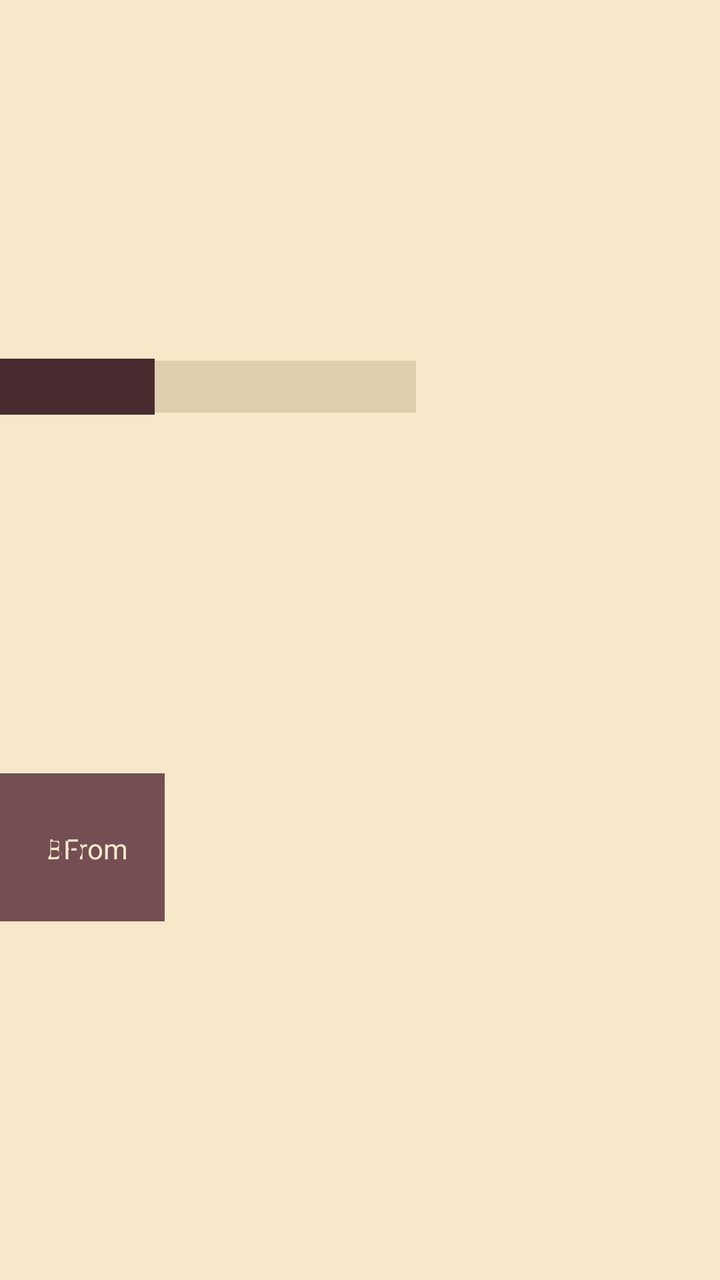
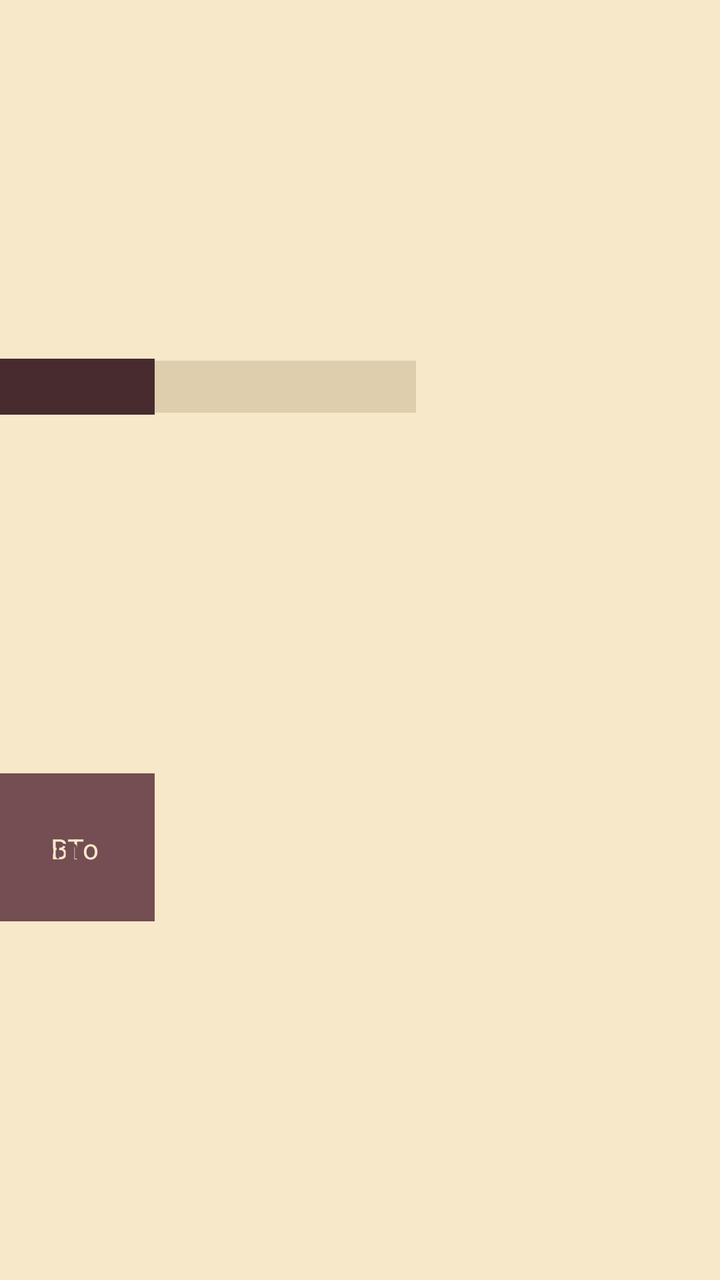

Screens rendered from an Android XML layout before and after an edit, with the pre-edit source and the edit as a unified diff.
<!-- AndroidManifest.xml: application theme Theme.CIS183_FinalProject -->
<!-- res/layout/moves_cell.xml -->
<?xml version="1.0" encoding="utf-8"?>
<androidx.constraintlayout.widget.ConstraintLayout xmlns:android="http://schemas.android.com/apk/res/android"
    xmlns:app="http://schemas.android.com/apk/res-auto"
    xmlns:tools="http://schemas.android.com/tools"
    android:layout_width="695dp"
    android:layout_height="98dp"
    android:background="#f7e8ca">

    <androidx.constraintlayout.widget.ConstraintLayout
        android:id="@+id/constraintLayout2"
        android:layout_width="211dp"
        android:layout_height="74dp"
        android:layout_marginStart="14dp"
        android:layout_marginEnd="278dp"
        android:background="#744E52"
        app:layout_constraintBottom_toBottomOf="parent"
        app:layout_constraintEnd_toEndOf="parent"
        app:layout_constraintStart_toEndOf="@+id/tv__v_moves_cell_uFrom"
        app:layout_constraintTop_toBottomOf="@+id/constraintLayout3">

        <TextView
            android:id="@+id/tv__v_moves_cell_bTo"
            android:layout_width="wrap_content"
            android:layout_height="wrap_content"
            android:layout_marginStart="16dp"
            android:layout_marginTop="28dp"
            android:layout_marginBottom="27dp"
            android:text="BTo"
            android:textColor="#f7e8ca"
            app:layout_constraintBottom_toBottomOf="parent"
            app:layout_constraintStart_toStartOf="parent"
            app:layout_constraintTop_toTopOf="parent" />

        <ImageView
            android:id="@+id/imageView2"
            android:layout_width="42dp"
            android:layout_height="32dp"
            android:layout_marginTop="20dp"
            android:layout_marginEnd="30dp"
            android:layout_marginBottom="22dp"
            app:layout_constraintBottom_toBottomOf="parent"
            app:layout_constraintEnd_toStartOf="@+id/tv__v_moves_cell_bFrom"
            app:layout_constraintTop_toTopOf="parent"
            app:srcCompat="@drawable/light_arrow" />

        <TextView
            android:id="@+id/tv__v_moves_cell_bFrom"
            android:layout_width="wrap_content"
            android:layout_height="wrap_content"
            android:layout_marginTop="28dp"
            android:layout_marginEnd="18dp"
            android:layout_marginBottom="27dp"
            android:text="BFrom"
            android:textColor="#f7e8ca"
            app:layout_constraintBottom_toBottomOf="parent"
            app:layout_constraintEnd_toEndOf="parent"
            app:layout_constraintTop_toTopOf="parent" />

    </androidx.constraintlayout.widget.ConstraintLayout>

    <androidx.constraintlayout.widget.ConstraintLayout
        android:id="@+id/constraintLayout"
        android:layout_width="207dp"
        android:layout_height="26dp"
        android:layout_marginStart="1dp"
        android:background="#decead"
        app:layout_constraintBottom_toTopOf="@+id/constraintLayout2"
        app:layout_constraintStart_toStartOf="parent"
        app:layout_constraintTop_toTopOf="parent">

        <TextView
            android:id="@+id/tv_v_moves_cell_turn"
            android:layout_width="wrap_content"
            android:layout_height="wrap_content"
            android:layout_marginStart="16dp"
            android:layout_marginTop="3dp"
            android:layout_marginEnd="154dp"
            android:layout_marginBottom="4dp"
            android:text="Turn#"
            android:textColor="#482B2E"
            app:layout_constraintBottom_toBottomOf="parent"
            app:layout_constraintEnd_toEndOf="parent"
            app:layout_constraintStart_toStartOf="parent"
            app:layout_constraintTop_toTopOf="parent" />
    </androidx.constraintlayout.widget.ConstraintLayout>

    <androidx.constraintlayout.widget.ConstraintLayout
        android:id="@+id/constraintLayout3"
        android:layout_width="206dp"
        android:layout_height="28dp"
        android:layout_marginEnd="283dp"
        android:background="#482B2E"
        app:layout_constraintBottom_toTopOf="@+id/constraintLayout2"
        app:layout_constraintEnd_toEndOf="parent"
        app:layout_constraintTop_toTopOf="parent" />

    <TextView
        android:id="@+id/tv__v_moves_cell_uTo"
        android:layout_width="wrap_content"
        android:layout_height="wrap_content"
        android:layout_marginStart="17dp"
        android:layout_marginTop="27dp"
        android:layout_marginBottom="26dp"
        android:text="UTo"
        android:textColor="#744E52"
        app:layout_constraintBottom_toBottomOf="parent"
        app:layout_constraintStart_toStartOf="parent"
        app:layout_constraintTop_toBottomOf="@+id/constraintLayout" />

    <TextView
        android:id="@+id/tv__v_moves_cell_uFrom"
        android:layout_width="wrap_content"
        android:layout_height="wrap_content"
        android:layout_marginStart="25dp"
        android:layout_marginTop="27dp"
        android:layout_marginBottom="26dp"
        android:text="UFrom"
        android:textColor="#744E52"
        app:layout_constraintBottom_toBottomOf="parent"
        app:layout_constraintStart_toEndOf="@+id/imageView"
        app:layout_constraintTop_toBottomOf="@+id/constraintLayout" />

    <ImageView
        android:id="@+id/imageView"
        android:layout_width="42dp"
        android:layout_height="32dp"
        android:layout_marginTop="20dp"
        android:layout_marginEnd="25dp"
        android:layout_marginBottom="20dp"
        app:layout_constraintBottom_toBottomOf="parent"
        app:layout_constraintEnd_toStartOf="@+id/tv__v_moves_cell_uFrom"
        app:layout_constraintTop_toBottomOf="@+id/constraintLayout"
        app:srcCompat="@drawable/dark_arrow" />

</androidx.constraintlayout.widget.ConstraintLayout>
<!-- resources referenced by this layout -->
<resources>
  <!-- drawable dark_arrow: png bitmap (drawable, 1392 bytes) -->
  <!-- drawable light_arrow: png bitmap (drawable, 1392 bytes) -->
  <style name="Theme.CIS183_FinalProject" parent="Base.Theme.CIS183_FinalProject" />
  <style name="Base.Theme.CIS183_FinalProject" parent="Theme.Material3.DayNight.NoActionBar">
          
          
      </style>
</resources>

<!-- the commit's change to res/layout/moves_cell.xml (unified diff, before → after) -->
@@ -8,38 +8,39 @@
 
     <androidx.constraintlayout.widget.ConstraintLayout
         android:id="@+id/constraintLayout2"
-        android:layout_width="211dp"
+        android:layout_width="206dp"
         android:layout_height="74dp"
-        android:layout_marginStart="14dp"
-        android:layout_marginEnd="278dp"
+        android:layout_marginEnd="283dp"
         android:background="#744E52"
         app:layout_constraintBottom_toBottomOf="parent"
         app:layout_constraintEnd_toEndOf="parent"
-        app:layout_constraintStart_toEndOf="@+id/tv__v_moves_cell_uFrom"
         app:layout_constraintTop_toBottomOf="@+id/constraintLayout3">
 
         <TextView
             android:id="@+id/tv__v_moves_cell_bTo"
             android:layout_width="wrap_content"
             android:layout_height="wrap_content"
-            android:layout_marginStart="16dp"
+            android:layout_marginStart="30dp"
             android:layout_marginTop="28dp"
+            android:layout_marginEnd="28dp"
             android:layout_marginBottom="27dp"
             android:text="BTo"
             android:textColor="#f7e8ca"
             app:layout_constraintBottom_toBottomOf="parent"
-            app:layout_constraintStart_toStartOf="parent"
-            app:layout_constraintTop_toTopOf="parent" />
+            app:layout_constraintEnd_toEndOf="parent"
+            app:layout_constraintStart_toEndOf="@+id/img_v_moves_arrow_light"
+            app:layout_constraintTop_toTopOf="parent"
+            app:layout_constraintVertical_bias="0.0" />
 
         <ImageView
-            android:id="@+id/imageView2"
+            android:id="@+id/img_v_moves_arrow_light"
             android:layout_width="42dp"
             android:layout_height="32dp"
             android:layout_marginTop="20dp"
-            android:layout_marginEnd="30dp"
             android:layout_marginBottom="22dp"
             app:layout_constraintBottom_toBottomOf="parent"
-            app:layout_constraintEnd_toStartOf="@+id/tv__v_moves_cell_bFrom"
+            app:layout_constraintEnd_toEndOf="parent"
+            app:layout_constraintStart_toStartOf="parent"
             app:layout_constraintTop_toTopOf="parent"
             app:srcCompat="@drawable/light_arrow" />
 
@@ -47,13 +48,15 @@
             android:id="@+id/tv__v_moves_cell_bFrom"
             android:layout_width="wrap_content"
             android:layout_height="wrap_content"
+            android:layout_marginStart="20dp"
             android:layout_marginTop="28dp"
-            android:layout_marginEnd="18dp"
+            android:layout_marginEnd="21dp"
             android:layout_marginBottom="27dp"
             android:text="BFrom"
             android:textColor="#f7e8ca"
             app:layout_constraintBottom_toBottomOf="parent"
-            app:layout_constraintEnd_toEndOf="parent"
+            app:layout_constraintEnd_toStartOf="@+id/img_v_moves_arrow_light"
+            app:layout_constraintStart_toStartOf="parent"
             app:layout_constraintTop_toTopOf="parent" />
 
     </androidx.constraintlayout.widget.ConstraintLayout>
@@ -82,6 +85,7 @@
             app:layout_constraintEnd_toEndOf="parent"
             app:layout_constraintStart_toStartOf="parent"
             app:layout_constraintTop_toTopOf="parent" />
+
     </androidx.constraintlayout.widget.ConstraintLayout>
 
     <androidx.constraintlayout.widget.ConstraintLayout
@@ -98,37 +102,41 @@
         android:id="@+id/tv__v_moves_cell_uTo"
         android:layout_width="wrap_content"
         android:layout_height="wrap_content"
-        android:layout_marginStart="17dp"
-        android:layout_marginTop="27dp"
-        android:layout_marginBottom="26dp"
+        android:layout_marginStart="30dp"
+        android:layout_marginTop="28dp"
+        android:layout_marginEnd="27dp"
+        android:layout_marginBottom="25dp"
         android:text="UTo"
         android:textColor="#744E52"
         app:layout_constraintBottom_toBottomOf="parent"
-        app:layout_constraintStart_toStartOf="parent"
+        app:layout_constraintEnd_toStartOf="@+id/constraintLayout2"
+        app:layout_constraintStart_toEndOf="@+id/img_v_moves_arrow"
         app:layout_constraintTop_toBottomOf="@+id/constraintLayout" />
 
     <TextView
         android:id="@+id/tv__v_moves_cell_uFrom"
         android:layout_width="wrap_content"
         android:layout_height="wrap_content"
-        android:layout_marginStart="25dp"
+        android:layout_marginStart="17dp"
         android:layout_marginTop="27dp"
+        android:layout_marginEnd="23dp"
         android:layout_marginBottom="26dp"
         android:text="UFrom"
         android:textColor="#744E52"
         app:layout_constraintBottom_toBottomOf="parent"
-        app:layout_constraintStart_toEndOf="@+id/imageView"
+        app:layout_constraintEnd_toStartOf="@+id/img_v_moves_arrow"
+        app:layout_constraintStart_toStartOf="parent"
         app:layout_constraintTop_toBottomOf="@+id/constraintLayout" />
 
     <ImageView
-        android:id="@+id/imageView"
+        android:id="@+id/img_v_moves_arrow"
         android:layout_width="42dp"
         android:layout_height="32dp"
         android:layout_marginTop="20dp"
-        android:layout_marginEnd="25dp"
         android:layout_marginBottom="20dp"
         app:layout_constraintBottom_toBottomOf="parent"
-        app:layout_constraintEnd_toStartOf="@+id/tv__v_moves_cell_uFrom"
+        app:layout_constraintEnd_toStartOf="@+id/constraintLayout2"
+        app:layout_constraintStart_toStartOf="parent"
         app:layout_constraintTop_toBottomOf="@+id/constraintLayout"
         app:srcCompat="@drawable/dark_arrow" />
 
